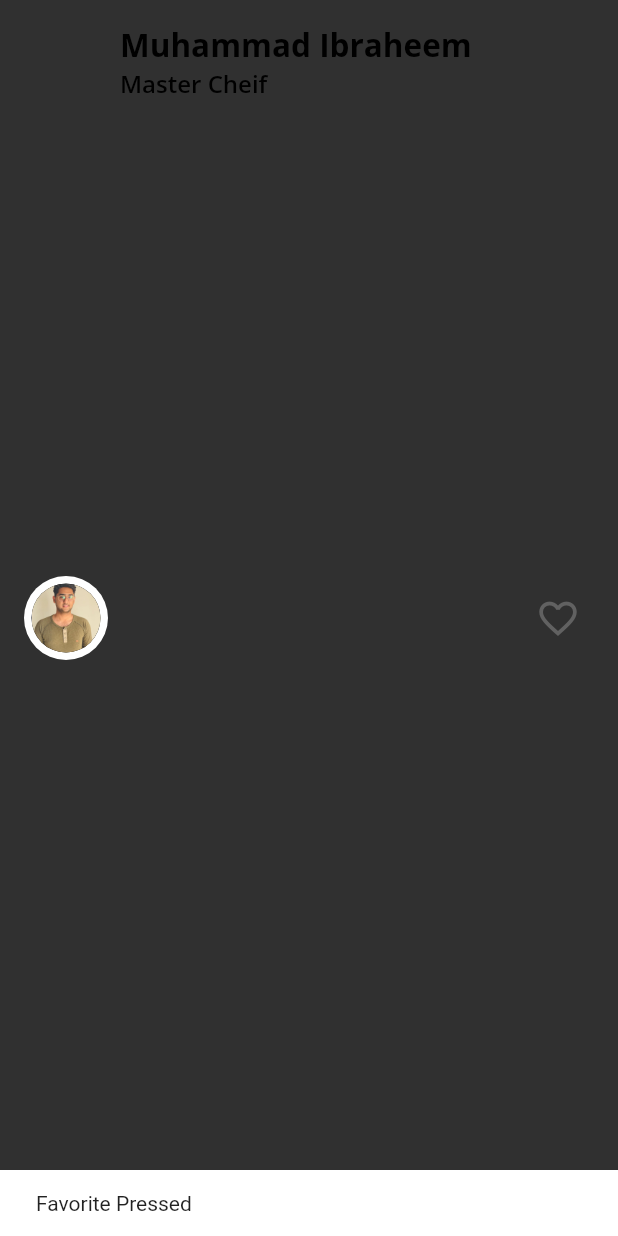
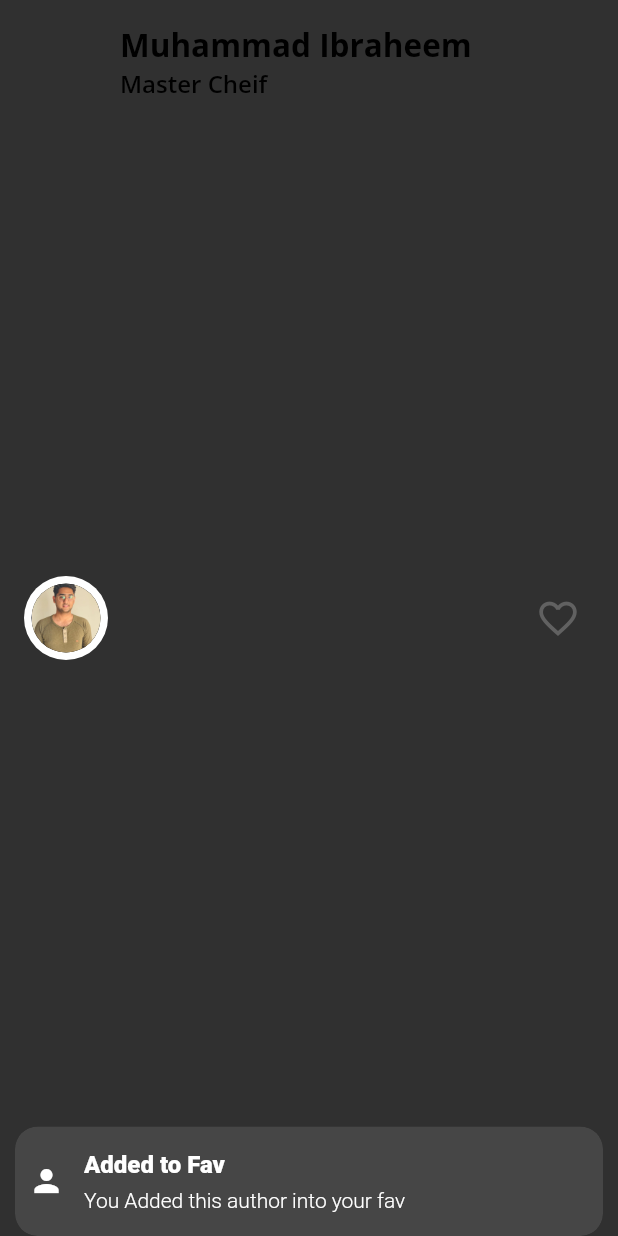
Before and after one commit to MuhammadIbraheem18sw26/Fooderlich, a Flutter app: the AuthorCard widget shown alone on an empty page, opened directly, after a tap on the "favorite outline" icon, on a phone screen of 412 x 824 dp. Run offline on Flutter 3.47's test engine with Material 2 defaults, Android fonts, the phone set to English and light mode, and no system bars; our stand-ins replace get, google_fonts.

Commit message:
Card2 syling is completed and new Getx snack bar is added

```diff
--- a/lib/author_card.dart
+++ b/lib/author_card.dart
@@ -50,8 +50,12 @@ class AuthorCard extends StatelessWidget {
             iconSize: 30,
             color: Colors.grey[700],
             onPressed: () {
-              const snackBar = SnackBar(content: Text('Favorite Pressed'));
-              ScaffoldMessenger.of(context).showSnackBar(snackBar);
+              Get.snackbar(
+                "Added to Fav",
+                "You Added this author into your fav",
+                icon: Icon(Icons.person, color: Colors.white),
+                snackPosition: SnackPosition.BOTTOM,
+              );
             },
           ),
         ],
--- a/lib/main.dart
+++ b/lib/main.dart
@@ -1,6 +1,7 @@
 import 'package:flutter/material.dart';
 import 'package:fooderlich/home.dart';
 import 'fooderlish_theme.dart';
+import 'package:get/get.dart';
 
 void main() => runApp(FooderlichApp());
 
@@ -8,7 +9,7 @@ class FooderlichApp extends StatelessWidget {
   @override
   Widget build(BuildContext context) {
     final theme = FooderlichTheme.dark();
-    return MaterialApp(
+    return GetMaterialApp(
       theme: theme,
       title: 'Fooderlich',
       home: Home(),
```
Also changed, not shown: lib/card2.dart (+34 -6 lines).
